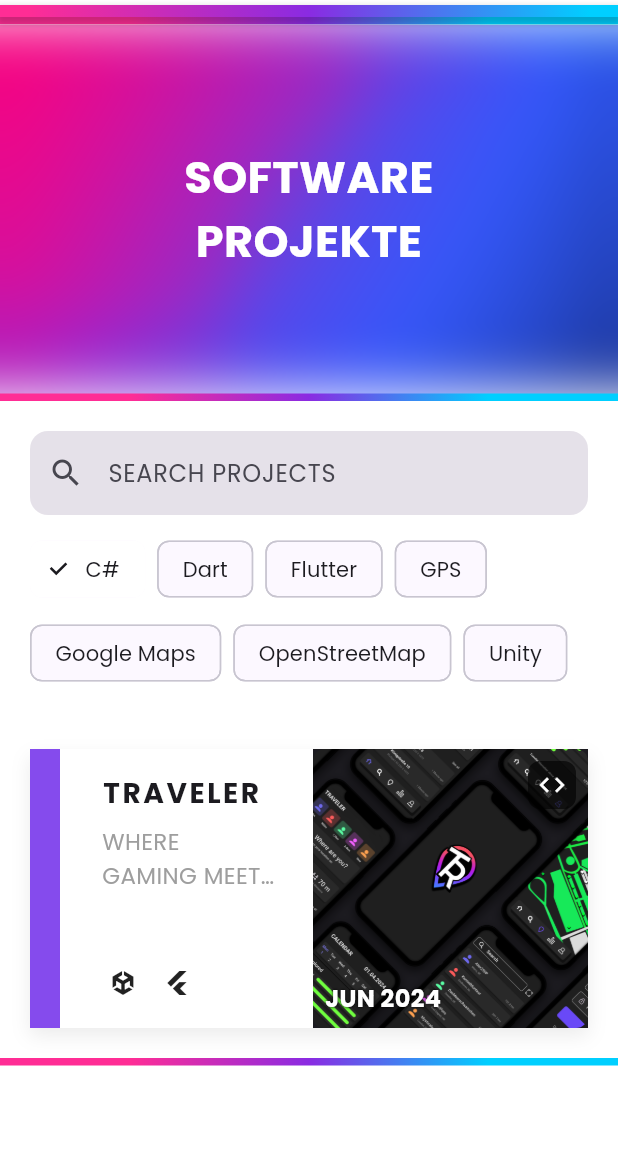
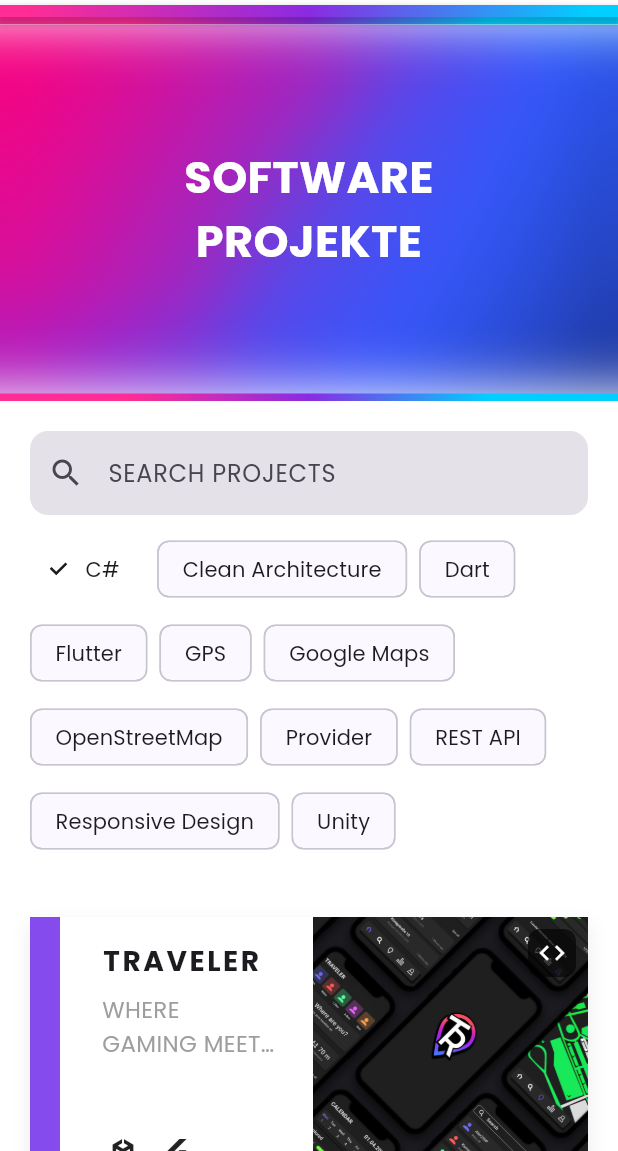
Before and after one commit to RamajanaSk/Portfolio-Website, a Flutter app: the ProjectListScreen screen opened by its route, after a tap on "C#", on a phone screen of 412 x 824 dp, the part 85-1236 px from its top. Run offline on Flutter 3.47's test engine with Material 3 defaults, Android fonts, the phone set to English and light mode, and no system bars; our stand-ins replace flutter_animate, font_awesome_flutter, go_router, webview_flutter; missing offline and left inert: dart:html.

Commit message:
added project

```diff
--- a/lib/core/theme/app_text_styles.dart
+++ b/lib/core/theme/app_text_styles.dart
@@ -199,7 +199,7 @@ class AppTextStyles {
 
     return TextStyle(
       color: Theme.of(context).colorScheme.onSurface,
-      fontSize: 13 * s,
+      fontSize: 14 * s,
       fontWeight: FontWeight.bold,
     );
   }
@@ -209,7 +209,7 @@ class AppTextStyles {
 
     return TextStyle(
         color: Theme.of(context).colorScheme.onSurface.withOpacity(0.7),
-        fontSize: 13 * s);
+        fontSize: 14 * s);
   }
 
   static TextStyle fullWidthText(BuildContext context) {
--- a/lib/data/dummyData.dart
+++ b/lib/data/dummyData.dart
@@ -11,6 +11,79 @@ List<Project> getDummyProjects(BuildContext context) {
   return [
     Project(
       id: '1',
+      typ: ProjectType.mobileApp,
+      name: 'Traveler REMAKE',
+      shortDescription: context.l10n.travelerRemakeShortDescription,
+      catchPhrase: context.l10n.travelerRemakeCatchPhrase,
+      longDescription: context.l10n.travelerRemakeLongDescription,
+      projectReason: context.l10n.travelerRemakeProjectReason,
+      startDate: DateTime(2026, 6),
+      endDate: DateTime(2026, 6),
+      durationInMonths: 8,
+      isSolo: true,
+      role: 'MOBILE DEVELOPER',
+      grade: '',
+      universityContext: 'PRIVATE PROJECT',
+      platformLinks: [
+        const PlatformLink(
+          icon: FontAwesomeIcons.flutter,
+          url: '',
+          tooltip: 'Flutter',
+        ),
+      ],
+      technologies: [
+        'Flutter',
+        'Dart',
+        'OpenStreetMap',
+        'GPS',
+        'Clean Architecture',
+        'Provider',
+        'REST API',
+        'Responsive Design',
+      ],
+      githubUrl: 'https://github.com/RamajanaSk/Traveler-Remake',
+      liveDemoUrl: null,
+      apkUrl: null,
+      logoPicture: 'assets/images/traveler_remake/waiting.png',
+      previewPicture: 'assets/images/traveler_remake/traveler_main.png',
+      aboutPicture: 'assets/images/traveler_remake/waiting.png',
+      mockupPicture: [
+        'assets/images/traveler_remake/waiting.png',
+      ],
+      gallery: [
+        'assets/images/traveler_remake/waiting.png',
+      ],
+      hexcolor: '#2196F3',
+      keyFeatures: [
+        context.l10n.travelerRemakeFeature1,
+        context.l10n.travelerRemakeFeature2,
+        context.l10n.travelerRemakeFeature3,
+        context.l10n.travelerRemakeFeature4,
+        context.l10n.travelerRemakeFeature5,
+      ],
+      challenges: [
+        context.l10n.travelerRemakeChallenge1,
+        context.l10n.travelerRemakeChallenge2,
+        context.l10n.travelerRemakeChallenge3,
+        context.l10n.travelerRemakeChallenge4,
+      ],
+      learnings: [
+        context.l10n.travelerRemakeLearning1,
+        context.l10n.travelerRemakeLearning2,
+        context.l10n.travelerRemakeLearning3,
+        context.l10n.travelerRemakeLearning4,
+      ],
+      sections: {
+        SectionType.about: ProjectSection(
+          type: SectionType.about,
+          text:
+              'Traveler is a project focused on bringing digital interaction into the real world. Instead of isolating users, it encourages exploration, movement, and shared experiences through immersive 3D visualization.',
+          imageUrl: 'assets/images/traveler/traveler_main.png',
+        ),
+      },
+    ),
+    Project(
+      id: '2',
       typ: ProjectType.mobileApp,
       name: 'Traveler',
       shortDescription: context.l10n.travelerShortDescription,
--- a/lib/l10n/app_en.arb
+++ b/lib/l10n/app_en.arb
@@ -112,6 +112,33 @@
   "travelerLearning3": "OPTIMIZING PERFORMANCE IN REAL-TIME SYSTEMS",
   "travelerLearning4": "DESIGNING EXPERIENCES THAT BRIDGE DIGITAL AND PHYSICAL INTERACTION",
 
+  "travelerRemakeShortDescription": "A COMPLETE REBUILD OF TRAVELER WITH MODERN ARCHITECTURE, IMPROVED PERFORMANCE, AND A FOCUS ON DELIVERING A PRODUCTION-READY MOBILE EXPERIENCE.",
+
+"travelerRemakeCatchPhrase": "REBUILDING THE FUTURE OF EXPLORATION",
+
+"travelerRemakeLongDescription": "TRAVELER REMAKE REPRESENTS THE NEXT EVOLUTION OF MY ORIGINAL BACHELOR THESIS PROJECT. WHILE THE FIRST VERSION PROVED the feasibility of combining geolocation, social interaction, and immersive map visualization, the remake focuses on transforming that concept into a scalable and production-ready application. The entire system is being rebuilt from the ground up using modern Flutter architecture, improved state management, and a significantly enhanced user experience. Special attention is given to maintainability, responsiveness, and creating a polished mobile-first product that can grow beyond its academic origins.",
+
+"travelerRemakeProjectReason": "THE ORIGINAL TRAVELER PROJECT UTILIZED UNITY FOR ITS 3D VISUALIZATION LAYER. WHILE THIS APPROACH SUCCESSFULLY DEMONSTRATED THE CONCEPT, IT INTRODUCED PERFORMANCE LIMITATIONS ON MOBILE DEVICES AND INCREASED THE COMPLEXITY OF THE APPLICATION. TRAVELER REMAKE IS BEING DEVELOPED AS A COMPLETE REIMPLEMENTATION WITH A STRONG EMPHASIS ON PERFORMANCE, SCALABILITY, AND USER EXPERIENCE. THE GOAL IS TO CREATE A FAST, SMOOTH, AND RELIABLE APPLICATION THAT FEELS LIKE A REAL PRODUCT RATHER THAN A PROTOTYPE.",
+
+"travelerRemakeFeature1": "COMPLETELY REDESIGNED USER INTERFACE AND USER EXPERIENCE",
+"travelerRemakeFeature2": "MODERN AND SCALABLE FLUTTER ARCHITECTURE",
+"travelerRemakeFeature3": "OPTIMIZED MAP AND LOCATION VISUALIZATION",
+"travelerRemakeFeature4": "SOCIAL FEATURES FOR CONNECTING TRAVELERS",
+"travelerRemakeFeature5": "PERFORMANCE-FOCUSED MOBILE DEVELOPMENT",
+
+"travelerRemakeChallenge1": "TRANSFORMING A PROTOTYPE INTO A PRODUCTION-READY APPLICATION",
+"travelerRemakeChallenge2": "OPTIMIZING PERFORMANCE AND RESOURCE USAGE",
+"travelerRemakeChallenge3": "BUILDING A CLEAN AND MAINTAINABLE SOFTWARE ARCHITECTURE",
+"travelerRemakeChallenge4": "REDESIGNING THE USER EXPERIENCE FOR REAL-WORLD USAGE",
+
+"travelerRemakeLearning1": "ADVANCED FLUTTER ARCHITECTURE AND CLEAN CODE PRACTICES",
+"travelerRemakeLearning2": "MOBILE PERFORMANCE OPTIMIZATION",
+"travelerRemakeLearning3": "SCALABLE APPLICATION DESIGN AND STATE MANAGEMENT",
+"travelerRemakeLearning4": "TRANSFORMING AN ACADEMIC PROJECT INTO A REAL PRODUCT",
+
+"travelerRemakeAbout": "TRAVELER REMAKE IS CURRENTLY A WORK IN PROGRESS. THE OBJECTIVE IS TO EVOLVE THE ORIGINAL BACHELOR THESIS INTO A FULLY FUNCTIONAL APPLICATION THAT IS FAST, SCALABLE, AND SUITABLE FOR EVERYDAY USE. IN CONTRAST TO THE ORIGINAL PROTOTYPE, THE REMAKE MOVES AWAY FROM UNITY-BASED RENDERING TO EXPLORE MORE EFFICIENT APPROACHES THAT BETTER FIT MOBILE DEVICES. THE FOCUS IS ON PERFORMANCE, MODERN UI/UX DESIGN, CLEAN SOFTWARE ARCHITECTURE, AND DELIVERING A HIGH-QUALITY USER EXPERIENCE. THIS PROJECT DOCUMENTS THE JOURNEY OF TRANSFORMING A RESEARCH PROTOTYPE INTO A REAL-WORLD PRODUCT.",
+
+
   "travelerAbout": "TRAVELER IS A PROJECT FOCUSED ON BRINGING DIGITAL INTERACTION INTO THE REAL WORLD. INSTEAD OF ISOLATING USERS, IT ENCOURAGES EXPLORATION, MOVEMENT, AND SHARED EXPERIENCES THROUGH IMMERSIVE 3D VISUALIZATION.",
 
   "forestShortDescription": "A SMART FOREST MANAGEMENT PLATFORM FOR MONITORING SENSORS, ENVIRONMENTAL DATA, AND ACTIVITIES IN REAL TIME.",
--- a/lib/l10n/app_localizations.dart
+++ b/lib/l10n/app_localizations.dart
@@ -449,6 +449,114 @@ abstract class AppLocalizations {
   /// **'DESIGNING EXPERIENCES THAT BRIDGE DIGITAL AND PHYSICAL INTERACTION'**
   String get travelerLearning4;
 
+  /// No description provided for @travelerRemakeShortDescription.
+  ///
+  /// In en, this message translates to:
+  /// **'A COMPLETE REBUILD OF TRAVELER WITH MODERN ARCHITECTURE, IMPROVED PERFORMANCE, AND A FOCUS ON DELIVERING A PRODUCTION-READY MOBILE EXPERIENCE.'**
+  String get travelerRemakeShortDescription;
+
+  /// No description provided for @travelerRemakeCatchPhrase.
+  ///
+  /// In en, this message translates to:
+  /// **'REBUILDING THE FUTURE OF EXPLORATION'**
+  String get travelerRemakeCatchPhrase;
+
+  /// No description provided for @travelerRemakeLongDescription.
+  ///
+  /// In en, this message translates to:
+  /// **'TRAVELER REMAKE REPRESENTS THE NEXT EVOLUTION OF MY ORIGINAL BACHELOR THESIS PROJECT. WHILE THE FIRST VERSION PROVED the feasibility of combining geolocation, social interaction, and immersive map visualization, the remake focuses on transforming that concept into a scalable and production-ready application. The entire system is being rebuilt from the ground up using modern Flutter architecture, improved state management, and a significantly enhanced user experience. Special attention is given to maintainability, responsiveness, and creating a polished mobile-first product that can grow beyond its academic origins.'**
+  String get travelerRemakeLongDescription;
+
+  /// No description provided for @travelerRemakeProjectReason.
+  ///
+  /// In en, this message translates to:
+  /// **'THE ORIGINAL TRAVELER PROJECT UTILIZED UNITY FOR ITS 3D VISUALIZATION LAYER. WHILE THIS APPROACH SUCCESSFULLY DEMONSTRATED THE CONCEPT, IT INTRODUCED PERFORMANCE LIMITATIONS ON MOBILE DEVICES AND INCREASED THE COMPLEXITY OF THE APPLICATION. TRAVELER REMAKE IS BEING DEVELOPED AS A COMPLETE REIMPLEMENTATION WITH A STRONG EMPHASIS ON PERFORMANCE, SCALABILITY, AND USER EXPERIENCE. THE GOAL IS TO CREATE A FAST, SMOOTH, AND RELIABLE APPLICATION THAT FEELS LIKE A REAL PRODUCT RATHER THAN A PROTOTYPE.'**
+  String get travelerRemakeProjectReason;
+
+  /// No description provided for @travelerRemakeFeature1.
+  ///
+  /// In en, this message translates to:
+  /// **'COMPLETELY REDESIGNED USER INTERFACE AND USER EXPERIENCE'**
+  String get travelerRemakeFeature1;
+
+  /// No description provided for @travelerRemakeFeature2.
+  ///
+  /// In en, this message translates to:
+  /// **'MODERN AND SCALABLE FLUTTER ARCHITECTURE'**
+  String get travelerRemakeFeature2;
+
+  /// No description provided for @travelerRemakeFeature3.
+  ///
+  /// In en, this message translates to:
+  /// **'OPTIMIZED MAP AND LOCATION VISUALIZATION'**
+  String get travelerRemakeFeature3;
+
+  /// No description provided for @travelerRemakeFeature4.
+  ///
+  /// In en, this message translates to:
+  /// **'SOCIAL FEATURES FOR CONNECTING TRAVELERS'**
+  String get travelerRemakeFeature4;
+
+  /// No description provided for @travelerRemakeFeature5.
+  ///
+  /// In en, this message translates to:
+  /// **'PERFORMANCE-FOCUSED MOBILE DEVELOPMENT'**
+  String get travelerRemakeFeature5;
+
+  /// No description provided for @travelerRemakeChallenge1.
+  ///
+  /// In en, this message translates to:
+  /// **'TRANSFORMING A PROTOTYPE INTO A PRODUCTION-READY APPLICATION'**
+  String get travelerRemakeChallenge1;
+
+  /// No description provided for @travelerRemakeChallenge2.
+  ///
+  /// In en, this message translates to:
+  /// **'OPTIMIZING PERFORMANCE AND RESOURCE USAGE'**
+  String get travelerRemakeChallenge2;
+
+  /// No description provided for @travelerRemakeChallenge3.
+  ///
+  /// In en, this message translates to:
+  /// **'BUILDING A CLEAN AND MAINTAINABLE SOFTWARE ARCHITECTURE'**
+  String get travelerRemakeChallenge3;
+
+  /// No description provided for @travelerRemakeChallenge4.
+  ///
+  /// In en, this message translates to:
+  /// **'REDESIGNING THE USER EXPERIENCE FOR REAL-WORLD USAGE'**
+  String get travelerRemakeChallenge4;
+
+  /// No description provided for @travelerRemakeLearning1.
+  ///
+  /// In en, this message translates to:
+  /// **'ADVANCED FLUTTER ARCHITECTURE AND CLEAN CODE PRACTICES'**
+  String get travelerRemakeLearning1;
+
+  /// No description provided for @travelerRemakeLearning2.
+  ///
+  /// In en, this message translates to:
+  /// **'MOBILE PERFORMANCE OPTIMIZATION'**
+  String get travelerRemakeLearning2;
+
+  /// No description provided for @travelerRemakeLearning3.
+  ///
+  /// In en, this message translates to:
+  /// **'SCALABLE APPLICATION DESIGN AND STATE MANAGEMENT'**
+  String get travelerRemakeLearning3;
+
+  /// No description provided for @travelerRemakeLearning4.
+  ///
+  /// In en, this message translates to:
+  /// **'TRANSFORMING AN ACADEMIC PROJECT INTO A REAL PRODUCT'**
+  String get travelerRemakeLearning4;
+
+  /// No description provided for @travelerRemakeAbout.
+  ///
+  /// In en, this message translates to:
+  /// **'TRAVELER REMAKE IS CURRENTLY A WORK IN PROGRESS. THE OBJECTIVE IS TO EVOLVE THE ORIGINAL BACHELOR THESIS INTO A FULLY FUNCTIONAL APPLICATION THAT IS FAST, SCALABLE, AND SUITABLE FOR EVERYDAY USE. IN CONTRAST TO THE ORIGINAL PROTOTYPE, THE REMAKE MOVES AWAY FROM UNITY-BASED RENDERING TO EXPLORE MORE EFFICIENT APPROACHES THAT BETTER FIT MOBILE DEVICES. THE FOCUS IS ON PERFORMANCE, MODERN UI/UX DESIGN, CLEAN SOFTWARE ARCHITECTURE, AND DELIVERING A HIGH-QUALITY USER EXPERIENCE. THIS PROJECT DOCUMENTS THE JOURNEY OF TRANSFORMING A RESEARCH PROTOTYPE INTO A REAL-WORLD PRODUCT.'**
+  String get travelerRemakeAbout;
+
   /// No description provided for @travelerAbout.
   ///
   /// In en, this message translates to:
--- a/pubspec.yaml
+++ b/pubspec.yaml
@@ -77,6 +77,7 @@ flutter:
    - assets/icons/
    - assets/images/
    - assets/images/traveler/
+   - assets/images/traveler_remake/
    - assets/images/forest/
    - assets/pdfs/
 
```
Also changed, not shown: lib/features/home/presentation/widgets/start_header_picture.dart (+66 -134 lines), lib/l10n/app_de.arb (+26 -0 lines), lib/l10n/app_localizations_de.dart (+54 -0 lines), lib/l10n/app_localizations_en.dart (+54 -0 lines), assets/images/traveler_remake/traveler_main.png (added), assets/images/traveler_remake/waiting.png (added).
